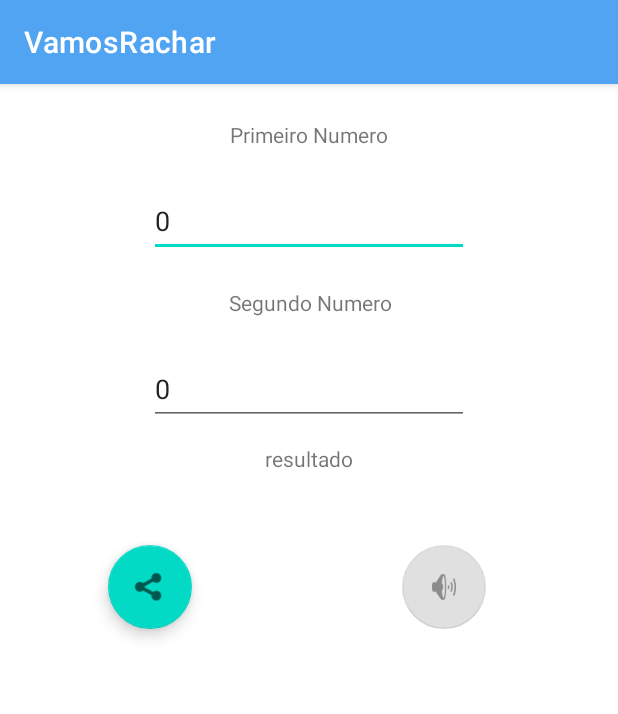
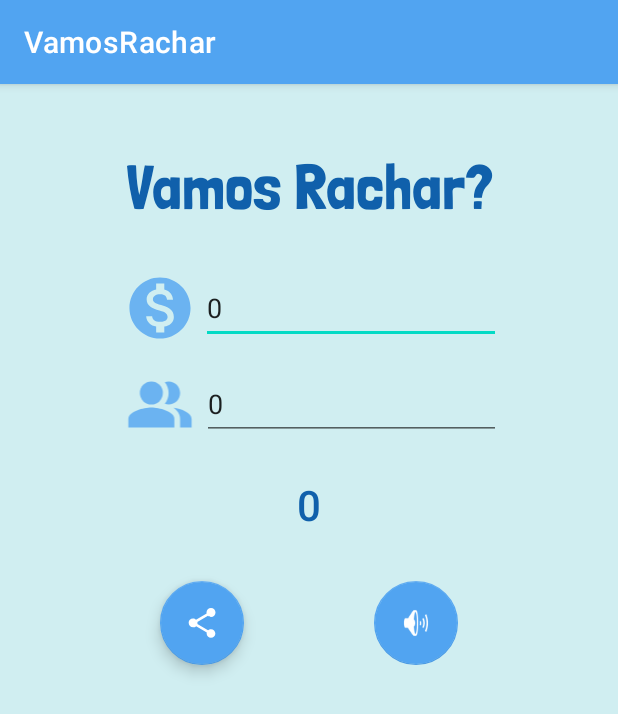
Before and after one commit to CaioBrandz/Vamos-Rachar-App, an Android app: the screen it shows after launch (MainActivity), on a phone screen of 412 x 824 dp. Shown: the top 714 px of the screen. Run offline under Robolectric (Android 15) with nearby library versions, the phone set to English and light mode, and no system bars.

Commit message:
icones e layout final

```diff
--- /dev/null
+++ b/app/src/main/res/drawable-anydpi/ic_money.xml
@@ -0,0 +1,16 @@
+<vector xmlns:android="http://schemas.android.com/apk/res/android"
+    android:width="24dp"
+    android:height="24dp"
+    android:viewportWidth="24"
+    android:viewportHeight="24"
+    android:tint="#51A4F1"
+    android:alpha="0.8">
+  <group android:scaleX="1.1111112"
+      android:scaleY="1.1111112"
+      android:translateX="-1.3333334"
+      android:translateY="-1.3333334">
+    <path
+        android:fillColor="@android:color/white"
+        android:pathData="M12,2C6.48,2 2,6.48 2,12s4.48,10 10,10 10,-4.48 10,-10S17.52,2 12,2zM13.41,18.09L13.41,20h-2.67v-1.93c-1.71,-0.36 -3.16,-1.46 -3.27,-3.4h1.96c0.1,1.05 0.82,1.87 2.65,1.87 1.96,0 2.4,-0.98 2.4,-1.59 0,-0.83 -0.44,-1.61 -2.67,-2.14 -2.48,-0.6 -4.18,-1.62 -4.18,-3.67 0,-1.72 1.39,-2.84 3.11,-3.21L10.74,4h2.67v1.95c1.86,0.45 2.79,1.86 2.85,3.39L14.3,9.34c-0.05,-1.11 -0.64,-1.87 -2.22,-1.87 -1.5,0 -2.4,0.68 -2.4,1.64 0,0.84 0.65,1.39 2.67,1.91s4.18,1.39 4.18,3.91c-0.01,1.83 -1.38,2.83 -3.12,3.16z"/>
+  </group>
+</vector>
--- /dev/null
+++ b/app/src/main/res/drawable-anydpi/ic_people.xml
@@ -0,0 +1,24 @@
+<vector xmlns:android="http://schemas.android.com/apk/res/android"
+    android:width="24dp"
+    android:height="24dp"
+    android:viewportWidth="24"
+    android:viewportHeight="24"
+    android:tint="#51A4F1"
+    android:alpha="0.8">
+  <path
+      android:fillColor="@android:color/white"
+      android:pathData="M16.67,13.13C18.04,14.06 19,15.32 19,17v3h4v-3C23,14.82 19.43,13.53 16.67,13.13z"
+      android:fillType="evenOdd"/>
+  <path
+      android:fillColor="@android:color/white"
+      android:pathData="M9,8m-4,0a4,4 0,1 1,8 0a4,4 0,1 1,-8 0"
+      android:fillType="evenOdd"/>
+  <path
+      android:fillColor="@android:color/white"
+      android:pathData="M15,12c2.21,0 4,-1.79 4,-4c0,-2.21 -1.79,-4 -4,-4c-0.47,0 -0.91,0.1 -1.33,0.24C14.5,5.27 15,6.58 15,8s-0.5,2.73 -1.33,3.76C14.09,11.9 14.53,12 15,12z"
+      android:fillType="evenOdd"/>
+  <path
+      android:fillColor="@android:color/white"
+      android:pathData="M9,13c-2.67,0 -8,1.34 -8,4v3h16v-3C17,14.34 11.67,13 9,13z"
+      android:fillType="evenOdd"/>
+</vector>
--- a/app/src/main/res/layout/activity_main.xml
+++ b/app/src/main/res/layout/activity_main.xml
@@ -4,89 +4,138 @@
     xmlns:tools="http://schemas.android.com/tools"
     android:layout_width="match_parent"
     android:layout_height="match_parent"
+    android:background="#D0EEF1"
     tools:context=".MainActivity">
-
-    <TextView
-        android:id="@+id/textView5"
-        android:layout_width="wrap_content"
-        android:layout_height="wrap_content"
-        android:layout_marginTop="136dp"
-        android:text="Segundo Numero"
-        app:layout_constraintEnd_toEndOf="parent"
-        app:layout_constraintHorizontal_bias="0.503"
-        app:layout_constraintStart_toStartOf="parent"
-        app:layout_constraintTop_toTopOf="parent" />
 
     <TextView
         android:id="@+id/res"
         android:layout_width="wrap_content"
         android:layout_height="wrap_content"
-        android:layout_marginTop="240dp"
-        android:text="resultado"
+        android:layout_marginTop="24dp"
+        android:fontFamily="sans-serif-medium"
+        android:text="0"
+        android:textColor="@color/blue_strong"
+        android:textSize="28sp"
         app:layout_constraintEnd_toEndOf="parent"
         app:layout_constraintStart_toStartOf="parent"
-        app:layout_constraintTop_toTopOf="parent" />
+        app:layout_constraintTop_toBottomOf="@+id/constraintLayout2" />
 
     <TextView
         android:id="@+id/textView2"
         android:layout_width="wrap_content"
         android:layout_height="wrap_content"
-        android:layout_marginTop="24dp"
-        android:text="Primeiro Numero"
+        android:fontFamily="@font/londrina_solid"
+        android:text="Vamos Rachar?"
+        android:textColor="@color/blue_strong"
+        android:textSize="42sp"
+        app:layout_constraintBottom_toBottomOf="parent"
         app:layout_constraintEnd_toEndOf="parent"
         app:layout_constraintStart_toStartOf="parent"
-        app:layout_constraintTop_toTopOf="parent" />
-
-    <EditText
-        android:id="@+id/editNumber1"
-        android:layout_width="wrap_content"
-        android:layout_height="wrap_content"
-        android:layout_marginTop="24dp"
-        android:ems="10"
-        android:inputType="number"
-        android:minHeight="48dp"
-        android:text="0"
-        app:layout_constraintEnd_toEndOf="parent"
-        app:layout_constraintStart_toStartOf="parent"
-        app:layout_constraintTop_toBottomOf="@+id/textView2"
-        tools:ignore="SpeakableTextPresentCheck" />
-
-    <EditText
-        android:id="@+id/editNumber2"
-        android:layout_width="wrap_content"
-        android:layout_height="wrap_content"
-        android:layout_marginTop="24dp"
-        android:ems="10"
-        android:inputType="number"
-        android:minHeight="48dp"
-        android:text="0"
-        app:layout_constraintEnd_toEndOf="parent"
-        app:layout_constraintStart_toStartOf="parent"
-        app:layout_constraintTop_toBottomOf="@+id/textView5" />
+        app:layout_constraintTop_toTopOf="parent"
+        app:layout_constraintVertical_bias="0.060000002" />
 
     <com.google.android.material.floatingactionbutton.FloatingActionButton
         android:id="@+id/ShareButton"
         android:layout_width="wrap_content"
         android:layout_height="wrap_content"
-        android:layout_marginStart="72dp"
-        android:layout_marginTop="48dp"
+        android:layout_marginTop="32dp"
         android:clickable="true"
+        android:tint="@color/white"
+        app:backgroundTint="@color/blue"
+        app:layout_constraintEnd_toEndOf="parent"
+        app:layout_constraintHorizontal_bias="0.3"
         app:layout_constraintStart_toStartOf="parent"
         app:layout_constraintTop_toBottomOf="@+id/res"
-        app:srcCompat="@android:drawable/ic_menu_share"
+        app:rippleColor="@color/blue_strong"
+        app:srcCompat="?attr/actionModeShareDrawable"
+        app:tint="@color/white"
         tools:ignore="SpeakableTextPresentCheck" />
 
     <com.google.android.material.floatingactionbutton.FloatingActionButton
         android:id="@+id/speakerButton"
         android:layout_width="wrap_content"
         android:layout_height="wrap_content"
-        android:layout_marginTop="48dp"
+        android:layout_marginTop="32dp"
         android:clickable="true"
+        android:tint="@color/white"
+        app:backgroundTint="@color/blue"
         app:layout_constraintEnd_toEndOf="parent"
-        app:layout_constraintHorizontal_bias="0.753"
+        app:layout_constraintHorizontal_bias="0.7"
         app:layout_constraintStart_toStartOf="parent"
         app:layout_constraintTop_toBottomOf="@+id/res"
+        app:rippleColor="@color/blue_strong"
         app:srcCompat="@android:drawable/ic_lock_silent_mode_off"
+        app:tint="@color/white"
         tools:ignore="SpeakableTextPresentCheck" />
 
+    <androidx.constraintlayout.widget.ConstraintLayout
+        android:id="@+id/constraintLayout"
+        android:layout_width="255dp"
+        android:layout_height="0dp"
+        android:layout_marginTop="32dp"
+        app:layout_constraintEnd_toEndOf="parent"
+        app:layout_constraintStart_toStartOf="parent"
+        app:layout_constraintTop_toBottomOf="@+id/textView2">
+
+        <ImageView
+            android:id="@+id/imageViewMoney"
+            android:layout_width="56dp"
+            android:layout_height="44dp"
+            app:layout_constraintBottom_toBottomOf="parent"
+            app:layout_constraintEnd_toStartOf="@+id/editNumber1"
+            app:layout_constraintHorizontal_bias="0.0"
+            app:layout_constraintStart_toStartOf="parent"
+            app:layout_constraintTop_toTopOf="parent"
+            app:srcCompat="@drawable/ic_money" />
+
+        <EditText
+            android:id="@+id/editNumber1"
+            android:layout_width="200dp"
+            android:layout_height="48dp"
+            android:autofillHints=""
+            android:ems="10"
+            android:inputType="number"
+            android:minHeight="48dp"
+            android:text="0"
+            app:layout_constraintBottom_toBottomOf="parent"
+            app:layout_constraintEnd_toEndOf="parent"
+            app:layout_constraintTop_toTopOf="parent"
+            app:layout_constraintVertical_bias="0.0"
+            tools:ignore="SpeakableTextPresentCheck" />
+
+    </androidx.constraintlayout.widget.ConstraintLayout>
+
+    <androidx.constraintlayout.widget.ConstraintLayout
+        android:id="@+id/constraintLayout2"
+        android:layout_width="255dp"
+        android:layout_height="48dp"
+        android:layout_marginTop="16dp"
+        app:layout_constraintEnd_toEndOf="parent"
+        app:layout_constraintStart_toStartOf="parent"
+        app:layout_constraintTop_toBottomOf="@+id/constraintLayout">
+
+        <ImageView
+            android:id="@+id/imageViewPeople"
+            android:layout_width="56dp"
+            android:layout_height="46dp"
+            app:layout_constraintBottom_toBottomOf="parent"
+            app:layout_constraintEnd_toStartOf="@+id/editNumber2"
+            app:layout_constraintHorizontal_bias="0.0"
+            app:layout_constraintStart_toStartOf="parent"
+            app:layout_constraintTop_toTopOf="parent"
+            app:srcCompat="@drawable/ic_people" />
+
+        <EditText
+            android:id="@+id/editNumber2"
+            android:layout_width="199dp"
+            android:layout_height="48dp"
+            android:ems="10"
+            android:inputType="number"
+            android:minHeight="48dp"
+            android:text="0"
+            app:layout_constraintBottom_toBottomOf="parent"
+            app:layout_constraintEnd_toEndOf="parent"
+            app:layout_constraintTop_toTopOf="parent" />
+    </androidx.constraintlayout.widget.ConstraintLayout>
+
 </androidx.constraintlayout.widget.ConstraintLayout>
```
Also changed, not shown: app/src/main/res/drawable-hdpi/ic_money.png (added), app/src/main/res/drawable-hdpi/ic_people.png (added), app/src/main/res/drawable-mdpi/ic_money.png (added), app/src/main/res/drawable-mdpi/ic_people.png (added), app/src/main/res/drawable-xhdpi/ic_money.png (added), app/src/main/res/drawable-xhdpi/ic_people.png (added), app/src/main/res/drawable-xxhdpi/ic_money.png (added), app/src/main/res/drawable-xxhdpi/ic_people.png (added), app/src/main/res/font/londrina_solid.ttf (added).
